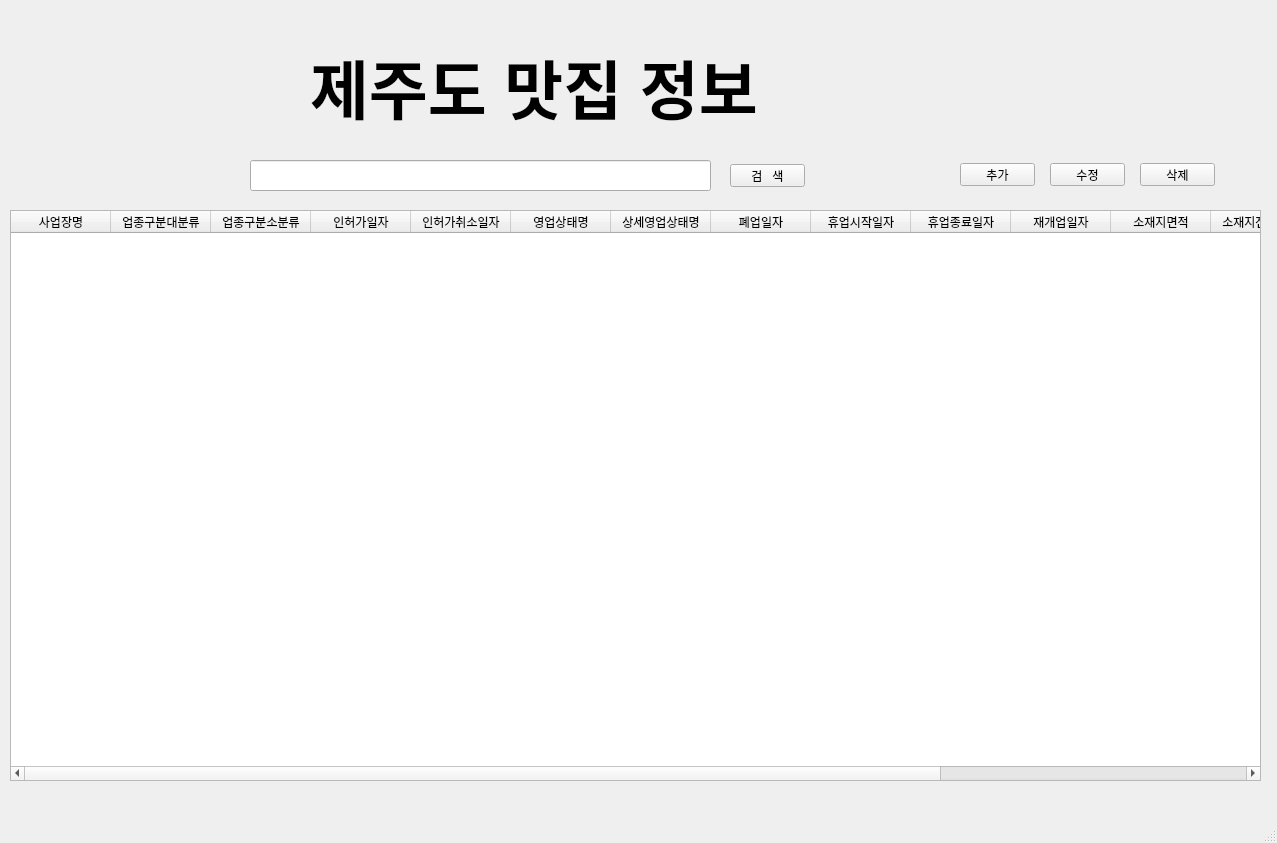
Old version of the form jeju.ui in the repository Meoung-eun/jejudo.
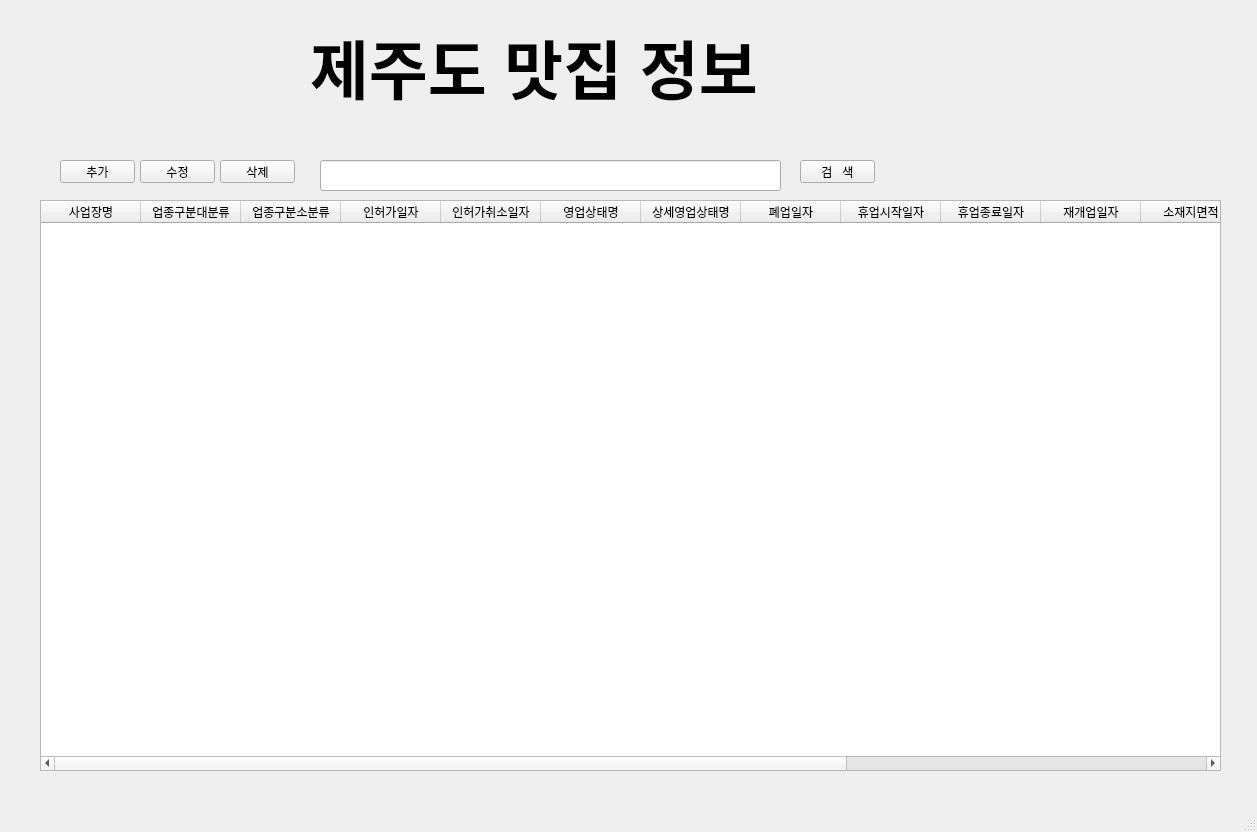
New version of the form.

Commit message: ui 변경, ui변경에 따른 파이썬 코드 수정. jejuForm 파이썬코드와 ui 올립니다.

```diff
--- a/jeju.ui
+++ b/jeju.ui
@@ -6,8 +6,8 @@
    <rect>
     <x>0</x>
     <y>0</y>
-    <width>1277</width>
-    <height>843</height>
+    <width>1257</width>
+    <height>832</height>
    </rect>
   </property>
   <property name="windowTitle">
@@ -17,8 +17,8 @@
    <widget class="QPushButton" name="btn_search">
     <property name="geometry">
      <rect>
-      <x>730</x>
-      <y>164</y>
+      <x>800</x>
+      <y>160</y>
       <width>75</width>
       <height>23</height>
      </rect>
@@ -27,11 +27,107 @@
      <string>검   색</string>
     </property>
    </widget>
+   <widget class="QTableWidget" name="table">
+    <property name="geometry">
+     <rect>
+      <x>40</x>
+      <y>200</y>
+      <width>1181</width>
+      <height>571</height>
+     </rect>
+    </property>
+    <property name="rowCount">
+     <number>0</number>
+    </property>
+    <property name="columnCount">
+     <number>16</number>
+    </property>
+    <column>
+     <property name="text">
+      <string>사업장명</string>
+     </property>
+    </column>
+    <column>
+     <property name="text">
+      <string>업종구분대분류</string>
+     </property>
+    </column>
+    <column>
+     <property name="text">
+      <string>업종구분소분류</string>
+     </property>
+    </column>
+    <column>
+     <property name="text">
+      <string>인허가일자</string>
+     </property>
+    </column>
+    <column>
+     <property name="text">
+      <string>인허가취소일자</string>
+     </property>
+    </column>
+    <column>
+     <property name="text">
+      <string>영업상태명</string>
+     </property>
+    </column>
+    <column>
+     <property name="text">
+      <string>상세영업상태명</string>
+     </property>
+    </column>
+    <column>
+     <property name="text">
+      <string>폐업일자</string>
+     </property>
+    </column>
+    <column>
+     <property name="text">
+      <string>휴업시작일자</string>
+     </property>
+    </column>
+    <column>
+     <property name="text">
+      <string>휴업종료일자</string>
+     </property>
+    </column>
+    <column>
+     <property name="text">
+      <string>재개업일자</string>
+     </property>
+    </column>
+    <column>
+     <property name="text">
+      <string>소재지면적</string>
+     </property>
+    </column>
+    <column>
+     <property name="text">
+      <string>소재지전체주소</string>
+     </property>
+    </column>
+    <column>
+     <property name="text">
+      <string>도로명전체주소</string>
+     </property>
+    </column>
+    <column>
+     <property name="text">
+      <string>도로명우편번호</string>
+     </property>
+    </column>
+    <column>
+     <property name="text">
+      <string>데이터갱신일자</string>
+     </property>
+    </column>
+   </widget>
    <widget class="QLabel" name="label">
     <property name="geometry">
      <rect>
       <x>310</x>
-      <y>30</y>
+      <y>10</y>
       <width>581</width>
       <height>111</height>
      </rect>
@@ -52,7 +148,7 @@
    <widget class="QLineEdit" name="lineEdit">
     <property name="geometry">
      <rect>
-      <x>250</x>
+      <x>320</x>
       <y>160</y>
       <width>461</width>
       <height>31</height>
@@ -62,8 +158,8 @@
    <widget class="QPushButton" name="btn_del">
     <property name="geometry">
      <rect>
-      <x>1140</x>
-      <y>163</y>
+      <x>220</x>
+      <y>160</y>
       <width>75</width>
       <height>23</height>
      </rect>
@@ -75,8 +171,8 @@
    <widget class="QPushButton" name="btn_add">
     <property name="geometry">
      <rect>
-      <x>960</x>
-      <y>163</y>
+      <x>60</x>
+      <y>160</y>
       <width>75</width>
       <height>23</height>
      </rect>
@@ -88,8 +184,8 @@
    <widget class="QPushButton" name="btn_edit">
     <property name="geometry">
      <rect>
-      <x>1050</x>
-      <y>163</y>
+      <x>140</x>
+      <y>160</y>
       <width>75</width>
       <height>23</height>
      </rect>
@@ -98,96 +194,6 @@
      <string>수정</string>
     </property>
    </widget>
-   <widget class="QTableWidget" name="tableWidget">
-    <property name="geometry">
-     <rect>
-      <x>10</x>
-      <y>210</y>
-      <width>1251</width>
-      <height>571</height>
-     </rect>
-    </property>
-    <column>
-     <property name="text">
-      <string>사업장명</string>
-     </property>
-    </column>
-    <column>
-     <property name="text">
-      <string>업종구분대분류</string>
-     </property>
-    </column>
-    <column>
-     <property name="text">
-      <string>업종구분소분류</string>
-     </property>
-    </column>
-    <column>
-     <property name="text">
-      <string>인허가일자</string>
-     </property>
-    </column>
-    <column>
-     <property name="text">
-      <string>인허가취소일자</string>
-     </property>
-    </column>
-    <column>
-     <property name="text">
-      <string>영업상태명</string>
-     </property>
-    </column>
-    <column>
-     <property name="text">
-      <string>상세영업상태명</string>
-     </property>
-    </column>
-    <column>
-     <property name="text">
-      <string>폐업일자</string>
-     </property>
-    </column>
-    <column>
-     <property name="text">
-      <string>휴업시작일자</string>
-     </property>
-    </column>
-    <column>
-     <property name="text">
-      <string>휴업종료일자</string>
-     </property>
-    </column>
-    <column>
-     <property name="text">
-      <string>재개업일자</string>
-     </property>
-    </column>
-    <column>
-     <property name="text">
-      <string>소재지면적</string>
-     </property>
-    </column>
-    <column>
-     <property name="text">
-      <string>소재지전체주소</string>
-     </property>
-    </column>
-    <column>
-     <property name="text">
-      <string>도로명전체주소</string>
-     </property>
-    </column>
-    <column>
-     <property name="text">
-      <string>도로명우편번호</string>
-     </property>
-    </column>
-    <column>
-     <property name="text">
-      <string>데이터갱신일자</string>
-     </property>
-    </column>
-   </widget>
   </widget>
   <widget class="QStatusBar" name="statusbar"/>
  </widget>
```
The commit also changes 3 other files.
